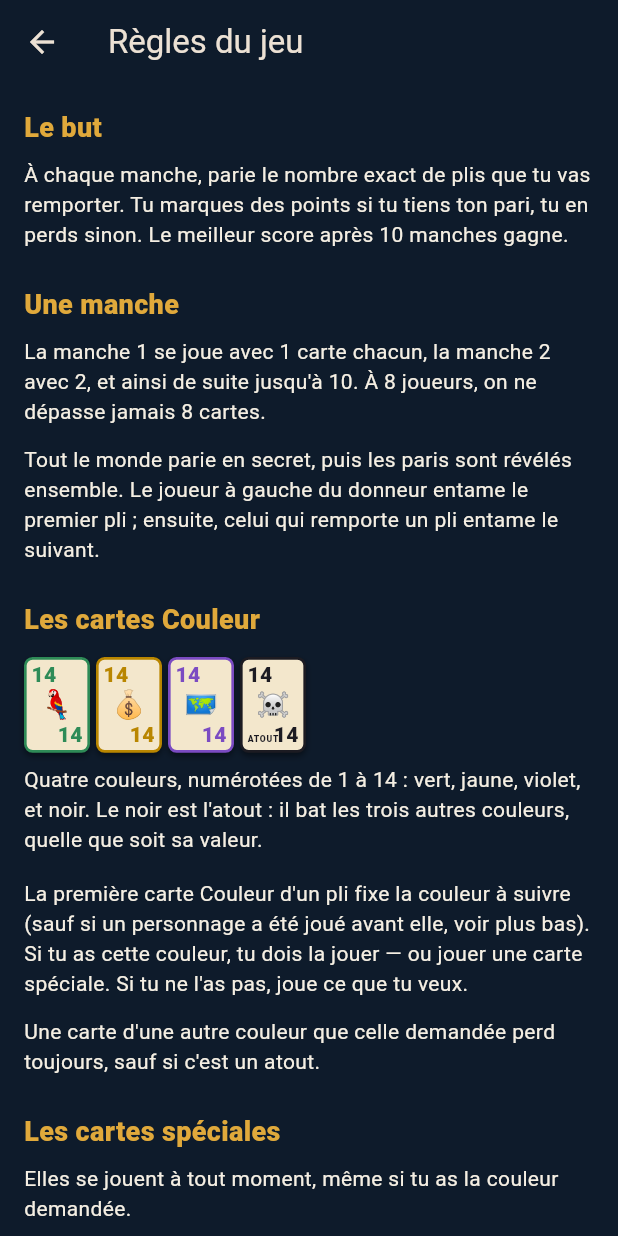
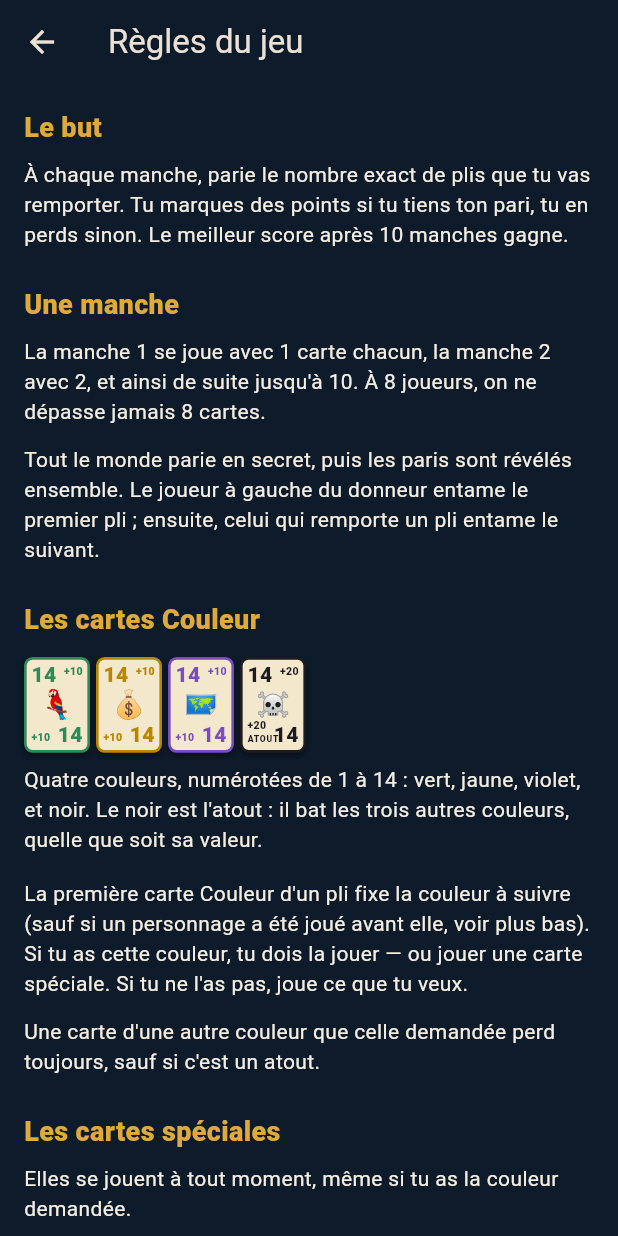
Before and after one commit to ThomsGodart/skull, a Flutter app: the RulesScreen screen opened directly, on a phone screen of 412 x 824 dp. Run offline on Flutter 3.47's test engine with Material 3 defaults, Android fonts, the phone set to English and light mode, and no system bars; our stand-ins replace drift, drift_flutter, supabase, wakelock_plus, web; accounts and stored records are empty; generated files the repository leaves out were written again; network calls fail; Roboto replaces fonts that are missing (NotoEmoji).

Commit message:
Cards: redder Tigress, the 14s show their bonus; more emojis, in chat too
- The Tigress moves from orange to a vermilion, well away from the yellow
  suit.
- A 14 shows +10 in two corners, the black one +20, the way the extra 7
  and 8 show theirs. The 0/14 shows nothing, since it earns nothing.
- Twenty emojis instead of eight: hands, faces and a few for the game.
- A line of emojis above the chat field slips one into the message at the
  cursor, in the waiting room and at the table. Reactions shown over the
  table now come from the top bar's button only.

Co-Authored-By: Claude Opus 5.5 <noreply@anthropic.com>

```diff
--- a/lib/game/table_screen.dart
+++ b/lib/game/table_screen.dart
@@ -983,10 +983,6 @@ class _TableScreenState extends State<TableScreen> {
                   ),
                 ),
                 Expanded(child: ChatLines(chat: chat)),
-                _reactionRow((emoji) {
-                  chat.react(emoji, fromName: _chatName);
-                  Navigator.of(context).pop();
-                }, key: 'chat-reaction'),
                 ChatInput(chat: chat, fromName: _chatName),
               ],
             ),
--- a/lib/ui/cards/card_look.dart
+++ b/lib/ui/cards/card_look.dart
@@ -22,7 +22,9 @@ final class CardLook {
     },
     CardKind.escape => const CardLook(Color(0xFF6C7A89), '\u{1F3F3}'),
     CardKind.pirate => const CardLook(Color(0xFFC0392B), '\u{2694}'),
-    CardKind.tigress => const CardLook(Color(0xFFD9822B), '\u{1F42F}'),
+    // Well away from the yellow suit: a vermilion, between it and the
+    // pirates' crimson.
+    CardKind.tigress => const CardLook(Color(0xFFE0481E), '\u{1F42F}'),
     CardKind.skullKing => const CardLook(Color(0xFF7A1420), '\u{1F451}'),
     CardKind.mermaid => const CardLook(Color(0xFF16897C), '\u{1F9DC}'),
     CardKind.loot => const CardLook(Color(0xFF9A7B1F), '\u{1F48E}'),
--- a/lib/ui/cards/card_view.dart
+++ b/lib/ui/cards/card_view.dart
@@ -96,17 +96,18 @@ class CardView extends StatelessWidget {
               color: look.color,
             ),
           ),
-          // Extra 7/8: the bonus in both corners so a crowded hand still shows
-          // it (top-right alone is easy to miss under an overlapping card).
-          if (card.isExtraNumber)
-            Align(alignment: Alignment.topRight, child: _extraBonus(look)),
+          // What the card is worth to whoever takes it, in both corners so a
+          // crowded hand still shows it (top-right alone is easy to miss
+          // under an overlapping card).
+          if (_bonus != null)
+            Align(alignment: Alignment.topRight, child: _bonusMark(look)),
           Align(
             alignment: Alignment.bottomLeft,
             child: Column(
               mainAxisSize: MainAxisSize.min,
               crossAxisAlignment: CrossAxisAlignment.start,
               children: [
-                if (card.isExtraNumber) _extraBonus(look),
+                if (_bonus != null) _bonusMark(look),
                 if (card.suit == Suit.black)
                   Text(
                     Strings.trump,
@@ -125,10 +126,21 @@ class CardView extends StatelessWidget {
     );
   }
 
-  Widget _extraBonus(CardLook look) => Text(
-    Strings.signed(
-      (card.value == 8 ? Bonus.extraEight : Bonus.extraSeven).points,
-    ),
+  /// The bonus the card carries by itself: a 14 of the base game, or an
+  /// extra 7 or 8. The 0/14 is worth nothing, even played as a 14.
+  Bonus? get _bonus {
+    if (card.kind != CardKind.number) return null;
+    if (card.isExtraNumber) {
+      return card.value == 8 ? Bonus.extraEight : Bonus.extraSeven;
+    }
+    if (card.value != 14) return null;
+    return card.suit == Suit.black
+        ? Bonus.blackFourteen
+        : Bonus.standardFourteen;
+  }
+
+  Widget _bonusMark(CardLook look) => Text(
+    Strings.signed(_bonus!.points),
     style: TextStyle(
       color: look.color,
       fontSize: width * 0.16,
```
Also changed, not shown: lib/online/room_chat.dart (+11 -2 lines), lib/online/room_chat_view.dart (+39 -2 lines), 2 other files.
